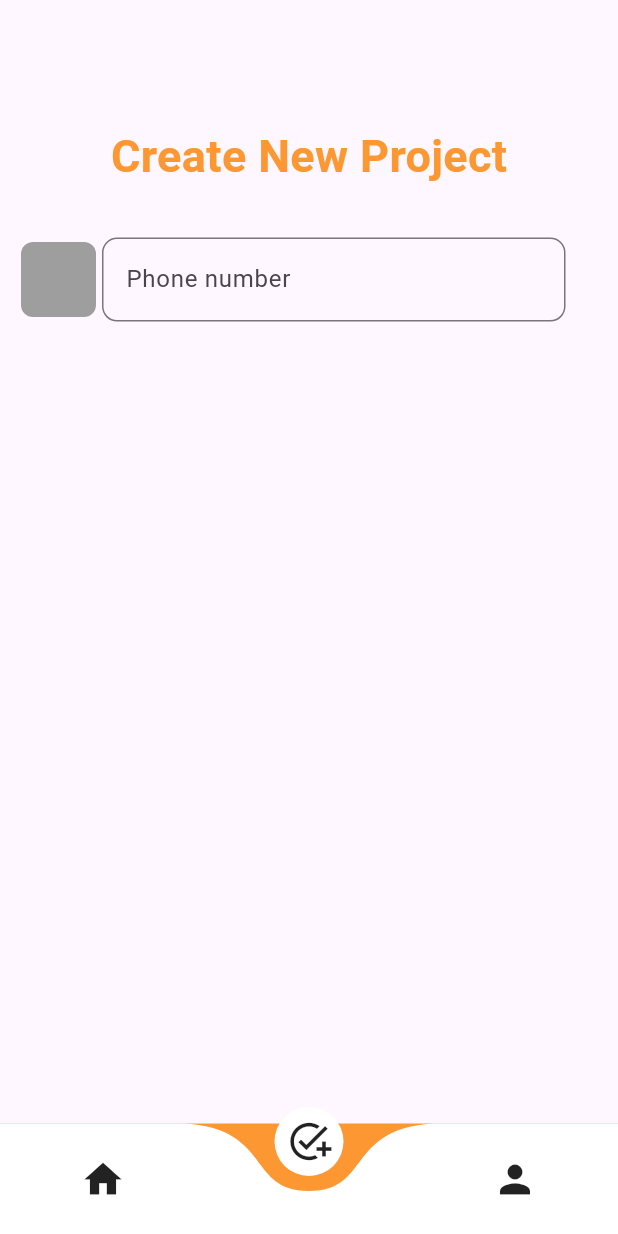
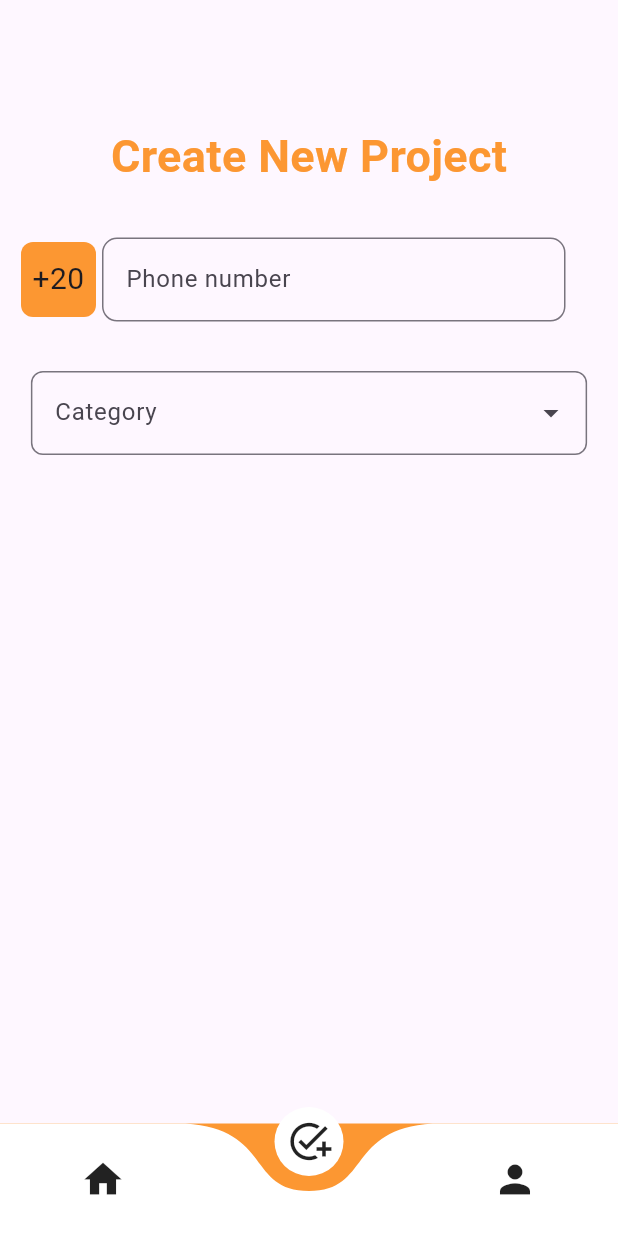
Before and after one commit to Eslamadelelkhouly/realstateapp, a Flutter app: the HomeView screen opened by its route, item 2 of the bottom bar chosen, on a phone screen of 412 x 824 dp. Run offline on Flutter 3.47's test engine with Material 3 defaults, Android fonts, the phone set to English and light mode, and no system bars; drawn by our look-alikes of curved_navigation_bar, dropdown_textfield; our stand-ins replace country_picker, go_router, google_fonts, sign_in_button; missing offline and left inert: reels_viewer, simple_ripple_animation.

Commit message:
add category dropdown

```diff
--- a/lib/features/Create Project/presentation/views/add_project_view_body.dart
+++ b/lib/features/Create Project/presentation/views/add_project_view_body.dart
@@ -1,7 +1,7 @@
 import 'package:flutter/material.dart';
 import 'package:realstateapp/core/constant.dart';
 import 'package:realstateapp/core/utils/styles.dart';
-import 'package:realstateapp/features/Create%20Project/presentation/views/widgets/code_phone.dart';
+import 'package:realstateapp/features/Create%20Project/presentation/views/widgets/category_dropdown.dart';
 import 'package:realstateapp/features/Create%20Project/presentation/views/widgets/phone_text_field.dart';
 
 class AddProjectViewBody extends StatelessWidget {
@@ -24,7 +24,9 @@ class AddProjectViewBody extends StatelessWidget {
               ),
             ),
             SizedBox(height: height * 0.04),
-            PhoneTextField(width: width * 0.75)
+            PhoneTextField(width: width * 0.75),
+            SizedBox(height: height * 0.04),
+            CategoryDropdown(width: width * 0.90),
           ],
         ),
       ),
--- /dev/null
+++ b/lib/features/Create Project/presentation/views/widgets/category_dropdown.dart
@@ -0,0 +1,29 @@
+import 'package:dropdown_textfield/dropdown_textfield.dart';
+import 'package:flutter/material.dart';
+
+class CategoryDropdown extends StatelessWidget {
+  const CategoryDropdown({super.key, required this.width});
+  final double width;
+  @override
+  Widget build(BuildContext context) {
+    return Container(
+      width: width,
+      child: DropDownTextField(
+        textFieldDecoration: InputDecoration(
+          focusedBorder: OutlineInputBorder(
+            borderRadius: BorderRadius.circular(8),
+          ),
+          hintText: 'Category',
+          border: OutlineInputBorder(
+            borderRadius: BorderRadius.circular(8),
+          ),
+        ),
+        dropDownItemCount: 2,
+        dropDownList: const [
+          DropDownValueModel(name: 'hotel', value: 'hotel'),
+          DropDownValueModel(name: 'home', value: 'home')
+        ],
+      ),
+    );
+  }
+}
--- a/lib/features/Create Project/presentation/views/widgets/code_phone.dart
+++ b/lib/features/Create Project/presentation/views/widgets/code_phone.dart
@@ -1,18 +1,46 @@
+import 'package:country_picker/country_picker.dart';
 import 'package:flutter/material.dart';
+import 'package:realstateapp/core/constant.dart';
+import 'package:realstateapp/core/utils/styles.dart';
 
-class CodePhone extends StatelessWidget {
+class CodePhone extends StatefulWidget {
   const CodePhone({super.key});
 
+  @override
+  State<CodePhone> createState() => _CodePhoneState();
+}
+
+class _CodePhoneState extends State<CodePhone> {
+  String codenumber = '+20';
   @override
   Widget build(BuildContext context) {
     return Padding(
       padding: const EdgeInsets.symmetric(horizontal: 4),
-      child: Container(
-        width: 50,
-        height: 50,
-        decoration: BoxDecoration(
-          color: Colors.grey,
-          borderRadius: BorderRadius.circular(8),
+      child: GestureDetector(
+        onTap: () {
+          showCountryPicker(
+            context: context,
+            onSelect: (value) {
+              setState(() {
+                codenumber = '+${value.phoneCode}';
+              });
+            },
+          );
+        },
+        child: Container(
+          width: 50,
+          height: 50,
+          decoration: BoxDecoration(
+            color: secondryColor,
+            borderRadius: BorderRadius.circular(8),
+          ),
+          child: Center(
+            child: Text(
+              textAlign: TextAlign.center,
+              codenumber,
+              style: Styles.textstyle20,
+            ),
+          ),
         ),
       ),
     );
--- a/lib/features/Create Project/presentation/views/widgets/phone_text_field.dart
+++ b/lib/features/Create Project/presentation/views/widgets/phone_text_field.dart
@@ -1,4 +1,5 @@
 import 'package:flutter/material.dart';
+import 'package:realstateapp/features/Create%20Project/presentation/views/widgets/category_dropdown.dart';
 import 'package:realstateapp/features/Create%20Project/presentation/views/widgets/code_phone.dart';
 import 'package:realstateapp/features/Signup/presentation/views/widgets/custom_text_field.dart';
 
@@ -9,13 +10,13 @@ class PhoneTextField extends StatelessWidget {
   Widget build(BuildContext context) {
     return Row(
       children: [
-        CodePhone(),
+        const CodePhone(),
         CustomTextField(
           keyboard: TextInputType.phone,
           width: width,
           hintText: 'Phone number',
           obcureText: false,
-        )
+        ),
       ],
     );
   }
--- a/lib/features/Home/presentation/views/widgets/home_view_body.dart
+++ b/lib/features/Home/presentation/views/widgets/home_view_body.dart
@@ -1,7 +1,4 @@
 import 'package:flutter/material.dart';
-import 'package:realstateapp/core/constant.dart';
-import 'package:realstateapp/core/utils/styles.dart';
-import 'package:realstateapp/features/Home/presentation/views/widgets/card_category.dart';
 import 'package:realstateapp/features/Home/presentation/views/widgets/grid_view_category.dart';
 import 'package:realstateapp/features/Home/presentation/views/widgets/title_home_view.dart';
 
--- a/pubspec.yaml
+++ b/pubspec.yaml
@@ -37,6 +37,8 @@ dependencies:
   reels_viewer: ^1.0.0+3
   sign_in_button: ^3.2.0
   simple_ripple_animation: ^0.0.9
+  country_picker: ^2.0.26
+  dropdown_textfield: ^1.2.0
 dev_dependencies:
 
   # The "flutter_lints" package below contains a set of recommended lints to
```
Also changed, not shown: lib/features/Signup/presentation/views/widgets/signup_view_body.dart (+0 -8 lines), pubspec.lock.
